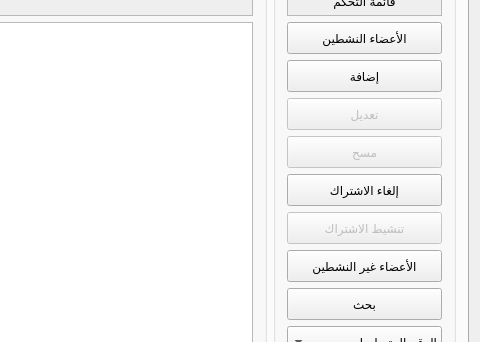
This is mainwindow.ui in aamagzoub/Muwassa as Qt 5 draws it before an edit; both pictures show x 413 to 893 and y 203 to 545 of the 893 by 1155 pixel window. The edited form follows.
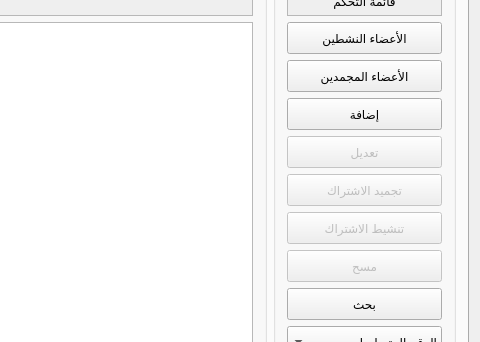
This is the edited form.

Commit message:
Activate and deactivate membership
All GUI displays for the basic information regards the activation and
the deactivation have been implemented

```diff
--- a/mainwindow.ui
+++ b/mainwindow.ui
@@ -424,6 +424,34 @@
                    </property>
                   </widget>
                  </item>
+                 <item>
+                  <widget class="QPushButton" name="inactiveMemBtn">
+                   <property name="enabled">
+                    <bool>true</bool>
+                   </property>
+                   <property name="sizePolicy">
+                    <sizepolicy hsizetype="Preferred" vsizetype="Fixed">
+                     <horstretch>0</horstretch>
+                     <verstretch>0</verstretch>
+                    </sizepolicy>
+                   </property>
+                   <property name="minimumSize">
+                    <size>
+                     <width>155</width>
+                     <height>32</height>
+                    </size>
+                   </property>
+                   <property name="layoutDirection">
+                    <enum>Qt::RightToLeft</enum>
+                   </property>
+                   <property name="text">
+                    <string>الأعضاء المجمدين</string>
+                   </property>
+                   <property name="checkable">
+                    <bool>false</bool>
+                   </property>
+                  </widget>
+                 </item>
                  <item>
                   <widget class="QPushButton" name="addMemberBtn">
                    <property name="enabled">
@@ -480,6 +508,62 @@
                    </property>
                   </widget>
                  </item>
+                 <item>
+                  <widget class="QPushButton" name="deactivateMemBtn">
+                   <property name="enabled">
+                    <bool>false</bool>
+                   </property>
+                   <property name="sizePolicy">
+                    <sizepolicy hsizetype="Preferred" vsizetype="Fixed">
+                     <horstretch>0</horstretch>
+                     <verstretch>0</verstretch>
+                    </sizepolicy>
+                   </property>
+                   <property name="minimumSize">
+                    <size>
+                     <width>155</width>
+                     <height>32</height>
+                    </size>
+                   </property>
+                   <property name="layoutDirection">
+                    <enum>Qt::RightToLeft</enum>
+                   </property>
+                   <property name="text">
+                    <string>تجميد الاشتراك</string>
+                   </property>
+                   <property name="checkable">
+                    <bool>false</bool>
+                   </property>
+                  </widget>
+                 </item>
+                 <item>
+                  <widget class="QPushButton" name="activateMemBtn">
+                   <property name="enabled">
+                    <bool>false</bool>
+                   </property>
+                   <property name="sizePolicy">
+                    <sizepolicy hsizetype="Preferred" vsizetype="Fixed">
+                     <horstretch>0</horstretch>
+                     <verstretch>0</verstretch>
+                    </sizepolicy>
+                   </property>
+                   <property name="minimumSize">
+                    <size>
+                     <width>155</width>
+                     <height>32</height>
+                    </size>
+                   </property>
+                   <property name="layoutDirection">
+                    <enum>Qt::RightToLeft</enum>
+                   </property>
+                   <property name="text">
+                    <string>تنشيط الاشتراك</string>
+                   </property>
+                   <property name="checkable">
+                    <bool>false</bool>
+                   </property>
+                  </widget>
+                 </item>
                  <item>
                   <widget class="QPushButton" name="removeBtn">
                    <property name="enabled">
@@ -508,90 +592,6 @@
                    </property>
                   </widget>
                  </item>
-                 <item>
-                  <widget class="QPushButton" name="cancelMemBtn">
-                   <property name="enabled">
-                    <bool>true</bool>
-                   </property>
-                   <property name="sizePolicy">
-                    <sizepolicy hsizetype="Preferred" vsizetype="Fixed">
-                     <horstretch>0</horstretch>
-                     <verstretch>0</verstretch>
-                    </sizepolicy>
-                   </property>
-                   <property name="minimumSize">
-                    <size>
-                     <width>155</width>
-                     <height>32</height>
-                    </size>
-                   </property>
-                   <property name="layoutDirection">
-                    <enum>Qt::RightToLeft</enum>
-                   </property>
-                   <property name="text">
-                    <string>إلغاء الاشتراك</string>
-                   </property>
-                   <property name="checkable">
-                    <bool>false</bool>
-                   </property>
-                  </widget>
-                 </item>
-                 <item>
-                  <widget class="QPushButton" name="removeBtn_3">
-                   <property name="enabled">
-                    <bool>false</bool>
-                   </property>
-                   <property name="sizePolicy">
-                    <sizepolicy hsizetype="Preferred" vsizetype="Fixed">
-                     <horstretch>0</horstretch>
-                     <verstretch>0</verstretch>
-                    </sizepolicy>
-                   </property>
-                   <property name="minimumSize">
-                    <size>
-                     <width>155</width>
-                     <height>32</height>
-                    </size>
-                   </property>
-                   <property name="layoutDirection">
-                    <enum>Qt::RightToLeft</enum>
-                   </property>
-                   <property name="text">
-                    <string>تنشيط الاشتراك</string>
-                   </property>
-                   <property name="checkable">
-                    <bool>false</bool>
-                   </property>
-                  </widget>
-                 </item>
-                 <item>
-                  <widget class="QPushButton" name="inactiveMemBtn">
-                   <property name="enabled">
-                    <bool>true</bool>
-                   </property>
-                   <property name="sizePolicy">
-                    <sizepolicy hsizetype="Preferred" vsizetype="Fixed">
-                     <horstretch>0</horstretch>
-                     <verstretch>0</verstretch>
-                    </sizepolicy>
-                   </property>
-                   <property name="minimumSize">
-                    <size>
-                     <width>155</width>
-                     <height>32</height>
-                    </size>
-                   </property>
-                   <property name="layoutDirection">
-                    <enum>Qt::RightToLeft</enum>
-                   </property>
-                   <property name="text">
-                    <string>الأعضاء غير النشطين</string>
-                   </property>
-                   <property name="checkable">
-                    <bool>false</bool>
-                   </property>
-                  </widget>
-                 </item>
                  <item>
                   <widget class="QPushButton" name="findBtn_2">
                    <property name="enabled">
```
The commit also changes 4 other files.
